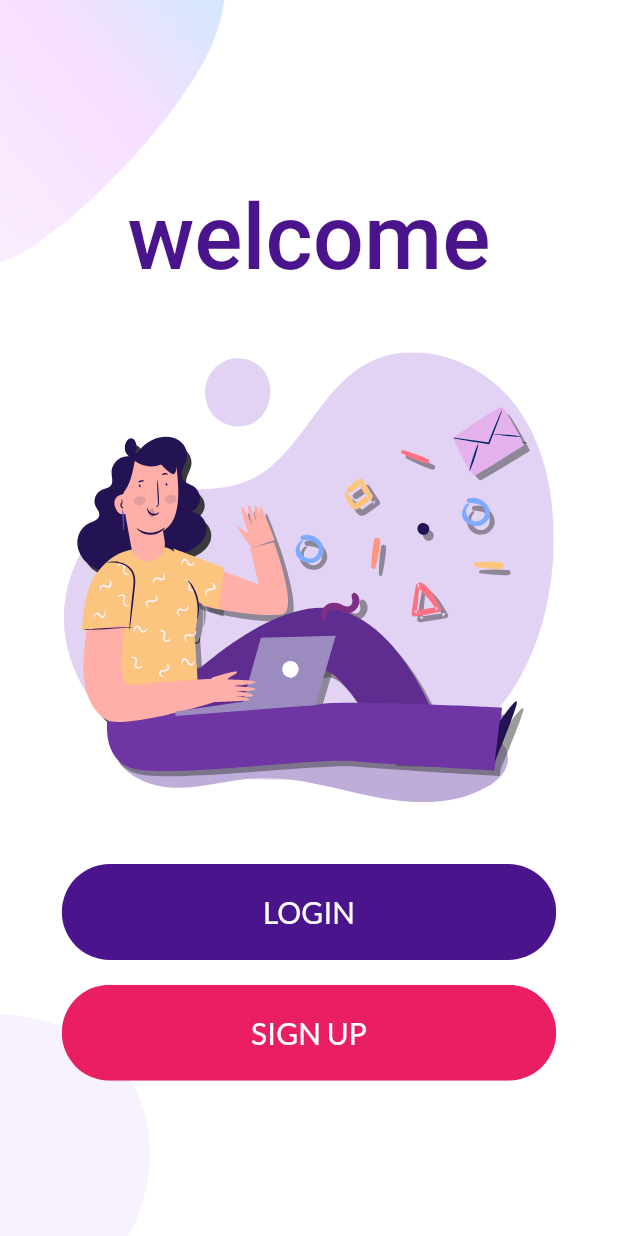
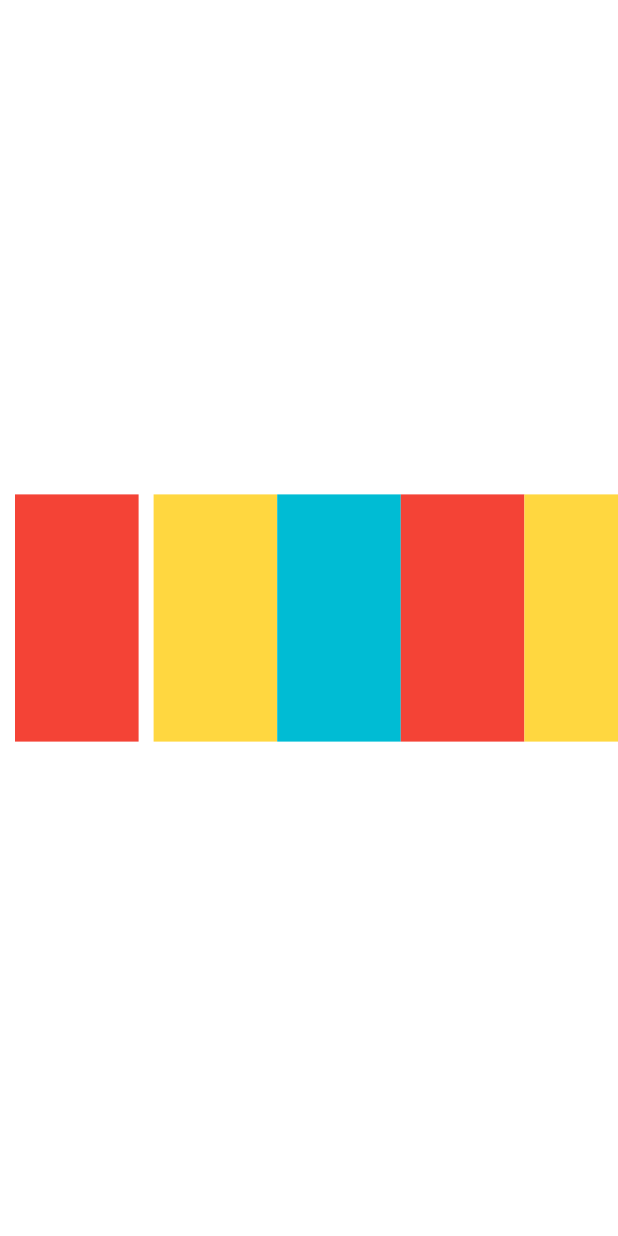
Before and after one commit to jaskaran-online/myFlutterApp, a Flutter app: the screen it shows after launch, after a tap on "LOGIN", on a phone screen of 412 x 824 dp. Run offline on Flutter 3.47's test engine with Material 2 defaults, Android fonts, the phone set to English and light mode, and no system bars; our stand-ins replace flutter_svg, google_fonts.

Commit message:
learn routes and SingleChildScrollView

```diff
--- /dev/null
+++ b/lib/login/login_page.dart
@@ -0,0 +1,56 @@
+import 'package:flutter/material.dart';
+import 'package:flutter/rendering.dart';
+
+class LoginPage extends StatelessWidget {
+  const LoginPage({Key key}) : super(key: key);
+
+  @override
+  Widget build(BuildContext context) {
+    Size size = MediaQuery.of(context).size;
+    return Container(
+      color: Colors.white,
+      child: SingleChildScrollView(
+        scrollDirection: Axis.horizontal,
+        child: Row(
+          mainAxisAlignment: MainAxisAlignment.spaceEvenly,
+          // crossAxisAlignment: CrossAxisAlignment.center,
+          children: <Widget>[
+            Padding(
+              padding: EdgeInsets.symmetric(horizontal: 10),
+              child: Container(
+                color: Colors.red,
+                height: size.height / 5,
+                width: size.width / 5,
+              ),
+            ),
+            Container(
+              color: Colors.amberAccent,
+              height: size.height / 5,
+              width: size.width / 5,
+            ),
+            Container(
+              color: Colors.cyan,
+              height: size.height / 5,
+              width: size.width / 5,
+            ),
+            Container(
+              color: Colors.red,
+              height: size.height / 5,
+              width: size.width / 5,
+            ),
+            Container(
+              color: Colors.amberAccent,
+              height: size.height / 5,
+              width: size.width / 5,
+            ),
+            Container(
+              color: Colors.cyan,
+              height: size.height / 5,
+              width: size.width / 5,
+            ),
+          ],
+        ),
+      ),
+    );
+  }
+}
--- a/lib/main.dart
+++ b/lib/main.dart
@@ -1,4 +1,6 @@
 import 'package:flutter/material.dart';
+import 'package:my_flutter_app/login/login_page.dart';
+import 'package:my_flutter_app/routes.dart';
 import 'package:my_flutter_app/welcome/welcome_screen.dart';
 
 void main() {
@@ -10,6 +12,8 @@ class MyApp extends StatelessWidget {
   @override
   Widget build(BuildContext context) {
     return MaterialApp(
+      initialRoute: '/',
+      routes: routes,
       debugShowCheckedModeBanner: false,
       title: 'My Fluuter App',
       theme: ThemeData(
--- /dev/null
+++ b/lib/routes.dart
@@ -0,0 +1,8 @@
+import 'package:my_flutter_app/welcome/welcome_screen.dart';
+
+import 'login/login_page.dart';
+
+var routes = {
+  'welcome': (context) => WelcomeScreen(),
+  '/login': (context) => LoginPage(),
+};
--- a/lib/welcome/body_widget.dart
+++ b/lib/welcome/body_widget.dart
@@ -35,6 +35,7 @@ class BodyWidget extends StatelessWidget {
                 text: "LOGIN",
                 color: Colors.purple[900],
                 press: () {
+                  Navigator.pushNamed(context, '/login');
                   print('Clicked On Login');
                 }),
             SizedBox(height: size.height * 0.02),
```
